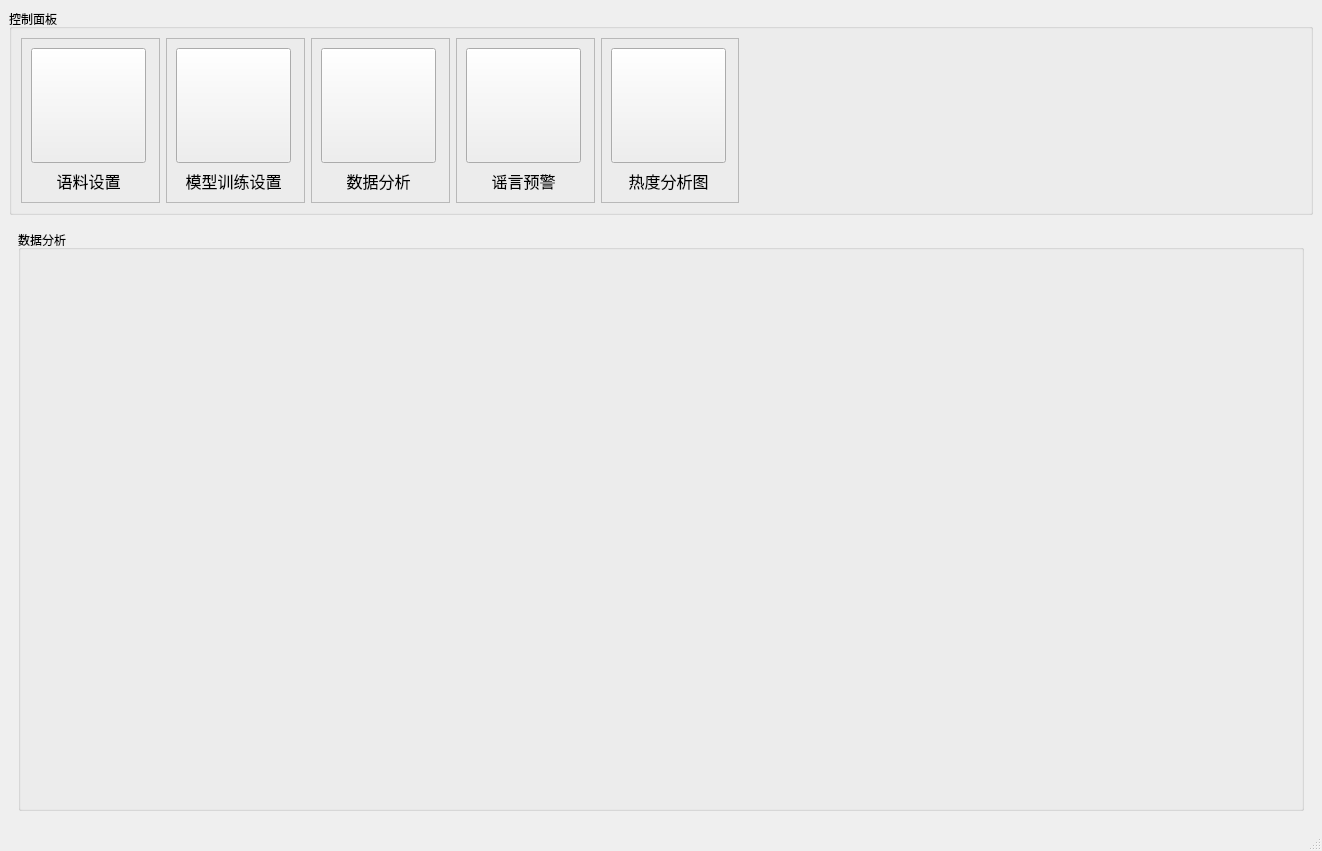
Above: MainWindow.ui from 2877267169/Intelligent-Network-Rumor-Monitoring-System before the change. Below: the same form after it.
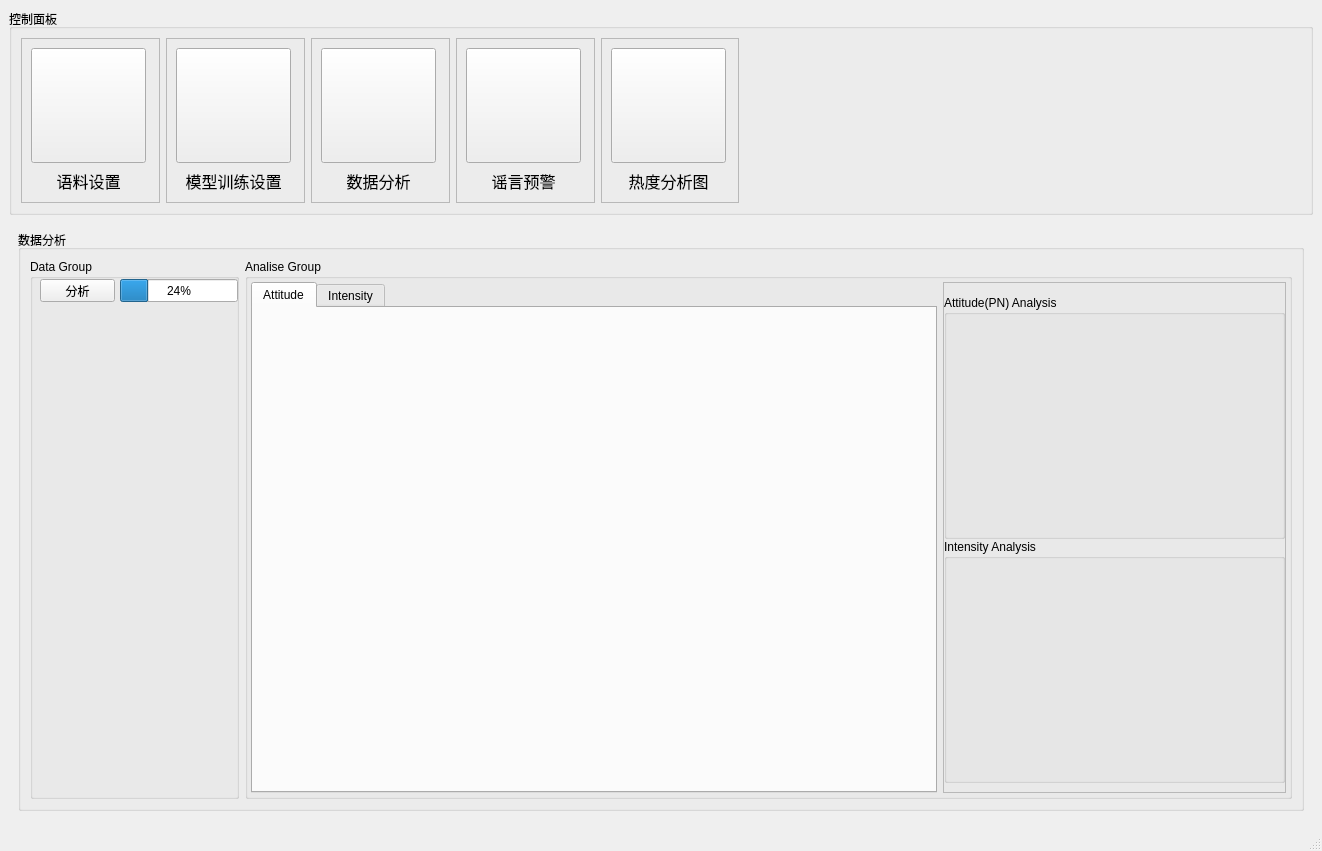
That is the form after the change. The open tabs and pages were chosen to show the change. Icons and pictures are not drawn.

```diff
--- a/MainWindow.ui
+++ b/MainWindow.ui
@@ -1769,39 +1769,197 @@
           </property>
           <layout class="QGridLayout" name="gridLayout_10">
            <item row="0" column="0">
-            <spacer name="horizontalSpacer_3">
-             <property name="orientation">
-              <enum>Qt::Horizontal</enum>
+            <widget class="QGroupBox" name="groupBox_14">
+             <property name="sizePolicy">
+              <sizepolicy hsizetype="Expanding" vsizetype="Preferred">
+               <horstretch>10</horstretch>
+               <verstretch>0</verstretch>
+              </sizepolicy>
              </property>
-             <property name="sizeType">
-              <enum>QSizePolicy::Fixed</enum>
+             <property name="title">
+              <string>Data Group</string>
              </property>
-             <property name="sizeHint" stdset="0">
-              <size>
-               <width>300</width>
-               <height>20</height>
-              </size>
-             </property>
-            </spacer>
+             <widget class="QPushButton" name="pushButton">
+              <property name="geometry">
+               <rect>
+                <x>10</x>
+                <y>20</y>
+                <width>75</width>
+                <height>23</height>
+               </rect>
+              </property>
+              <property name="text">
+               <string>分析</string>
+              </property>
+             </widget>
+             <widget class="QProgressBar" name="progressBar">
+              <property name="geometry">
+               <rect>
+                <x>90</x>
+                <y>20</y>
+                <width>118</width>
+                <height>23</height>
+               </rect>
+              </property>
+              <property name="value">
+               <number>24</number>
+              </property>
+             </widget>
+            </widget>
            </item>
            <item row="0" column="1">
-            <layout class="QGridLayout" name="my_page_data_groupBox_for_graph"/>
-           </item>
-           <item row="0" column="2">
-            <spacer name="horizontalSpacer_4">
-             <property name="orientation">
-              <enum>Qt::Horizontal</enum>
+            <widget class="QGroupBox" name="groupBox_15">
+             <property name="sizePolicy">
+              <sizepolicy hsizetype="Expanding" vsizetype="Preferred">
+               <horstretch>50</horstretch>
+               <verstretch>0</verstretch>
+              </sizepolicy>
              </property>
-             <property name="sizeType">
-              <enum>QSizePolicy::Fixed</enum>
+             <property name="title">
+              <string>Analise Group</string>
              </property>
-             <property name="sizeHint" stdset="0">
-              <size>
-               <width>300</width>
-               <height>20</height>
-              </size>
-             </property>
-            </spacer>
+             <layout class="QHBoxLayout" name="horizontalLayout_6">
+              <property name="leftMargin">
+               <number>3</number>
+              </property>
+              <property name="topMargin">
+               <number>3</number>
+              </property>
+              <property name="rightMargin">
+               <number>3</number>
+              </property>
+              <property name="bottomMargin">
+               <number>3</number>
+              </property>
+              <item>
+               <widget class="QTabWidget" name="tabWidget">
+                <property name="sizePolicy">
+                 <sizepolicy hsizetype="Expanding" vsizetype="Expanding">
+                  <horstretch>100</horstretch>
+                  <verstretch>0</verstretch>
+                 </sizepolicy>
+                </property>
+                <property name="currentIndex">
+                 <number>0</number>
+                </property>
+                <widget class="QWidget" name="tab">
+                 <attribute name="title">
+                  <string>Attitude</string>
+                 </attribute>
+                 <layout class="QGridLayout" name="gridLayout_12">
+                  <item row="0" column="0">
+                   <layout class="QGridLayout" name="my_page_data_analise_attitude_tend_graph"/>
+                  </item>
+                 </layout>
+                </widget>
+                <widget class="QWidget" name="tab_2">
+                 <attribute name="title">
+                  <string>Intensity</string>
+                 </attribute>
+                 <layout class="QGridLayout" name="gridLayout_18">
+                  <item row="0" column="0">
+                   <layout class="QGridLayout" name="my_page_data_analize_intensity_tend_graph"/>
+                  </item>
+                 </layout>
+                </widget>
+               </widget>
+              </item>
+              <item>
+               <widget class="QFrame" name="frame_7">
+                <property name="sizePolicy">
+                 <sizepolicy hsizetype="Expanding" vsizetype="Preferred">
+                  <horstretch>50</horstretch>
+                  <verstretch>0</verstretch>
+                 </sizepolicy>
+                </property>
+                <property name="frameShape">
+                 <enum>QFrame::StyledPanel</enum>
+                </property>
+                <property name="frameShadow">
+                 <enum>QFrame::Raised</enum>
+                </property>
+                <layout class="QVBoxLayout" name="verticalLayout_7">
+                 <property name="spacing">
+                  <number>0</number>
+                 </property>
+                 <property name="leftMargin">
+                  <number>0</number>
+                 </property>
+                 <property name="topMargin">
+                  <number>12</number>
+                 </property>
+                 <property name="rightMargin">
+                  <number>0</number>
+                 </property>
+                 <property name="bottomMargin">
+                  <number>9</number>
+                 </property>
+                 <item>
+                  <widget class="QGroupBox" name="groupBox_16">
+                   <property name="title">
+                    <string>Attitude(PN) Analysis</string>
+                   </property>
+                   <layout class="QGridLayout" name="gridLayout_15">
+                    <property name="leftMargin">
+                     <number>5</number>
+                    </property>
+                    <property name="topMargin">
+                     <number>4</number>
+                    </property>
+                    <property name="rightMargin">
+                     <number>5</number>
+                    </property>
+                    <property name="bottomMargin">
+                     <number>1</number>
+                    </property>
+                    <item row="0" column="0">
+                     <layout class="QGridLayout" name="my_page_data_analise_attitude_pie_graph">
+                      <property name="leftMargin">
+                       <number>0</number>
+                      </property>
+                      <property name="topMargin">
+                       <number>0</number>
+                      </property>
+                      <property name="rightMargin">
+                       <number>0</number>
+                      </property>
+                      <property name="bottomMargin">
+                       <number>0</number>
+                      </property>
+                     </layout>
+                    </item>
+                   </layout>
+                  </widget>
+                 </item>
+                 <item>
+                  <widget class="QGroupBox" name="groupBox_17">
+                   <property name="title">
+                    <string>Intensity Analysis</string>
+                   </property>
+                   <layout class="QGridLayout" name="gridLayout_16">
+                    <property name="leftMargin">
+                     <number>5</number>
+                    </property>
+                    <property name="topMargin">
+                     <number>1</number>
+                    </property>
+                    <property name="rightMargin">
+                     <number>5</number>
+                    </property>
+                    <property name="bottomMargin">
+                     <number>1</number>
+                    </property>
+                    <item row="0" column="0">
+                     <layout class="QGridLayout" name="my_page_data_analise_intensity_pie_graph"/>
+                    </item>
+                   </layout>
+                  </widget>
+                 </item>
+                </layout>
+               </widget>
+              </item>
+             </layout>
+            </widget>
            </item>
           </layout>
          </widget>
```
Left out of the diff: 4 changed lines with no effect on the pictures.
